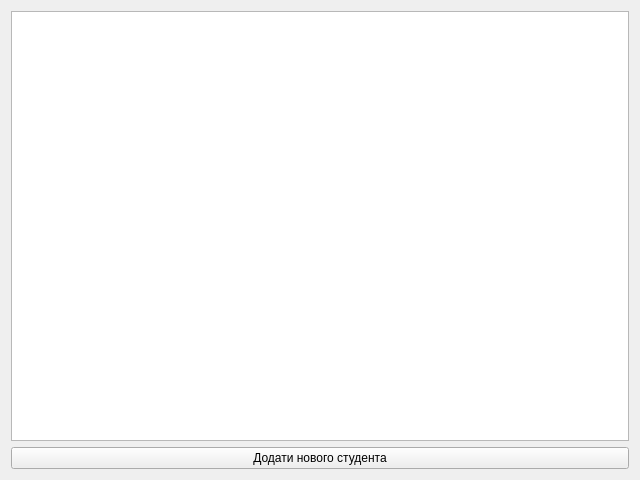
First picture: the form in desktop/eJournalDesktop/studentdisplay.ui, repository flying-pi/eJournal, before the edit.
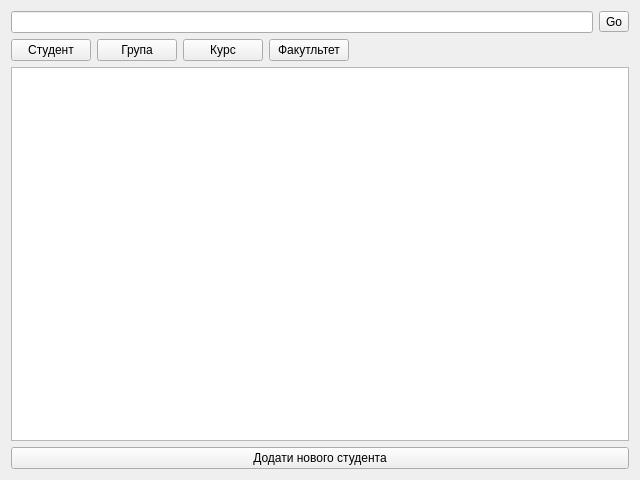
Second picture: the form after the edit.

Commit message: add visits model. add control button to main screen

Patch:
```diff
--- a/desktop/eJournalDesktop/studentdisplay.ui
+++ b/desktop/eJournalDesktop/studentdisplay.ui
@@ -15,6 +15,72 @@
   </property>
   <layout class="QGridLayout" name="gridLayout">
    <item row="0" column="0">
+    <layout class="QGridLayout" name="gridLayout_2">
+     <item row="0" column="0">
+      <widget class="QLineEdit" name="lineEdit"/>
+     </item>
+     <item row="1" column="0">
+      <layout class="QHBoxLayout" name="horizontalLayout">
+       <item>
+        <widget class="QPushButton" name="pushButton_2">
+         <property name="text">
+          <string>Студент</string>
+         </property>
+        </widget>
+       </item>
+       <item>
+        <widget class="QPushButton" name="pushButton">
+         <property name="text">
+          <string>Група</string>
+         </property>
+        </widget>
+       </item>
+       <item>
+        <widget class="QPushButton" name="pushButton_3">
+         <property name="text">
+          <string>Курс</string>
+         </property>
+        </widget>
+       </item>
+       <item>
+        <widget class="QPushButton" name="pushButton_4">
+         <property name="text">
+          <string>Факутльтет</string>
+         </property>
+        </widget>
+       </item>
+       <item>
+        <spacer name="horizontalSpacer">
+         <property name="orientation">
+          <enum>Qt::Horizontal</enum>
+         </property>
+         <property name="sizeHint" stdset="0">
+          <size>
+           <width>40</width>
+           <height>20</height>
+          </size>
+         </property>
+        </spacer>
+       </item>
+      </layout>
+     </item>
+     <item row="0" column="1">
+      <widget class="QToolButton" name="toolButton">
+       <property name="text">
+        <string>Go</string>
+       </property>
+      </widget>
+     </item>
+    </layout>
+   </item>
+   <item row="3" column="0">
+    <widget class="QPushButton" name="addstudentBtn">
+     <property name="text">
+      <string>Додати нового студента</string>
+     </property>
+    </widget>
+   </item>
+   <item row="2" column="0">
     <widget class="QTableView" name="students">
      <property name="sizePolicy">
       <sizepolicy hsizetype="Expanding" vsizetype="Expanding">
@@ -69,13 +135,6 @@
      </attribute>
     </widget>
    </item>
-   <item row="1" column="0">
-    <widget class="QPushButton" name="addstudentBtn">
-     <property name="text">
-      <string>Додати нового студента</string>
-     </property>
-    </widget>
-   </item>
   </layout>
  </widget>
  <resources/>
```
The commit also changes 26 other files.
